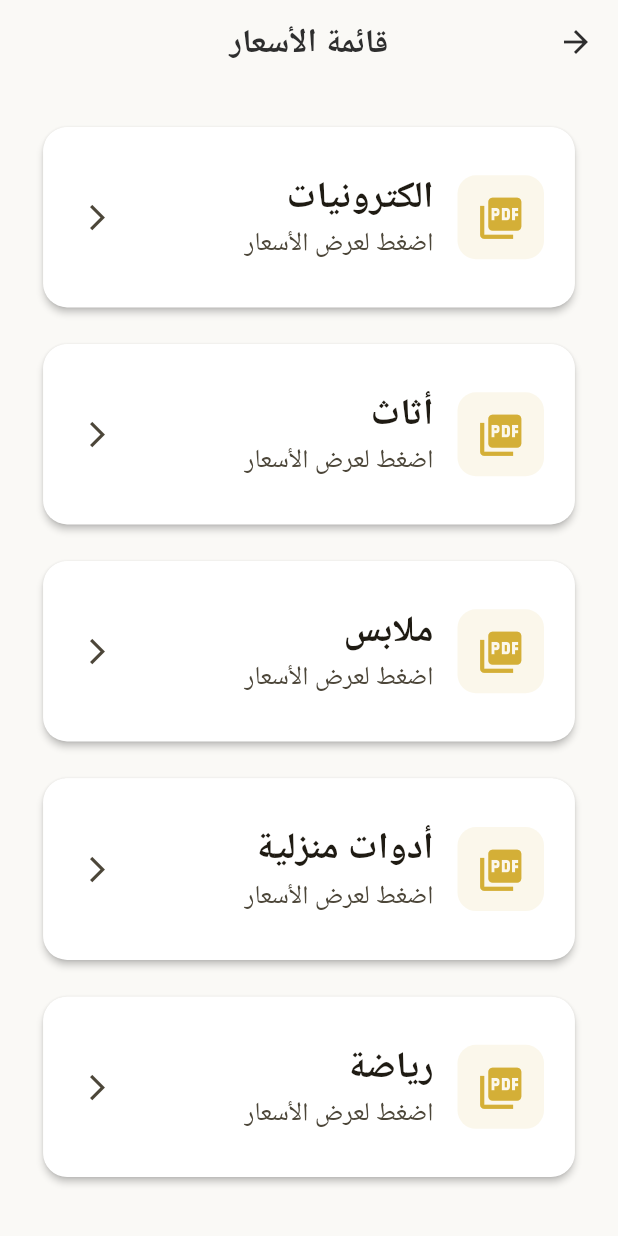
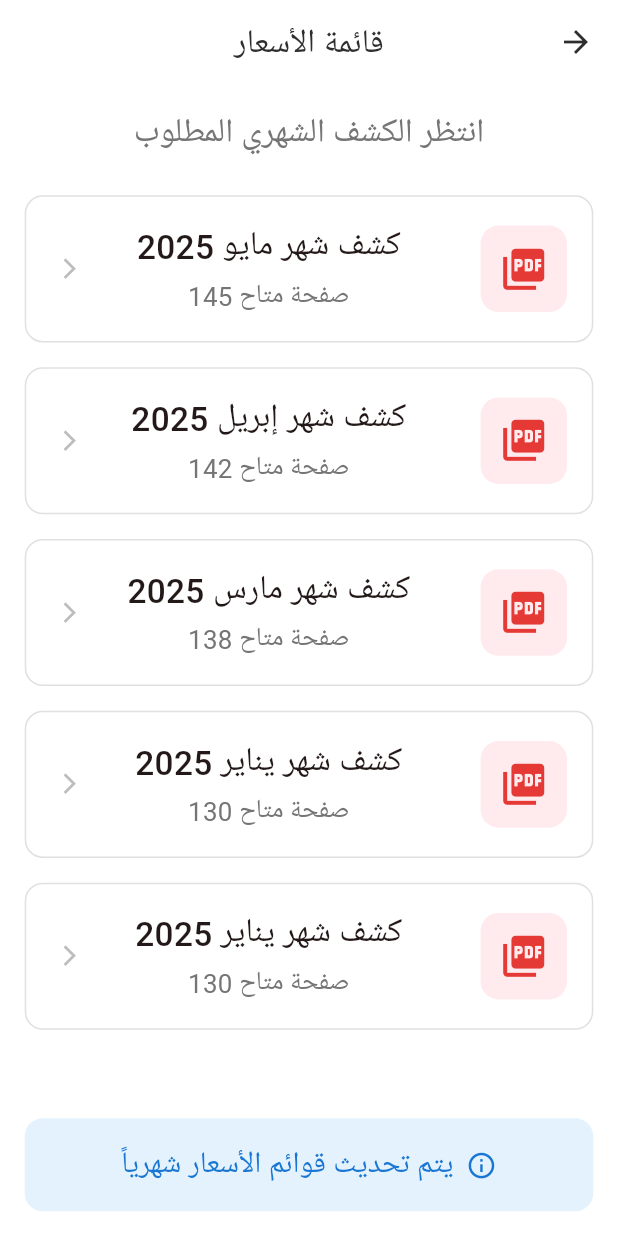
Before and after one commit to salah-rafat80/pricehup, a Flutter app: the PriceListScreen screen opened directly, on a phone screen of 412 x 824 dp. Run offline on Flutter 3.47's test engine with Material 3 defaults, Android fonts, the phone set to English and light mode, and no system bars; our stand-ins replace flutter_riverpod, get_it; missing offline and left inert: syncfusion_flutter_pdfviewer; Roboto replaces fonts that are missing (Cairo).

Commit message:
update app theme colors and improve UI consistency across screens

```diff
--- a/lib/features/home/data/datasources/category_local_data_source.dart
+++ b/lib/features/home/data/datasources/category_local_data_source.dart
@@ -19,27 +19,27 @@ class CategoryLocalDataSourceImpl implements CategoryLocalDataSource {
     return const [
       Category(
         id: '1',
-        name: 'الكترونيات',
+        name: 'كشف شهر مايو 2025',
         pdfAssetPath: pdfUrl,
       ),
       Category(
         id: '2',
-        name: 'أثاث',
+        name: 'كشف شهر إبريل 2025',
         pdfAssetPath: pdfUrl,
       ),
       Category(
         id: '3',
-        name: 'ملابس',
+        name: 'كشف شهر مارس 2025',
         pdfAssetPath: pdfUrl,
       ),
       Category(
         id: '4',
-        name: 'أدوات منزلية',
+        name: 'كشف شهر يناير 2025',
         pdfAssetPath: pdfUrl,
       ),
       Category(
         id: '5',
-        name: 'رياضة',
+        name: 'كشف شهر يناير 2025',
         pdfAssetPath: pdfUrl,
       ),
     ];
--- a/lib/features/home/presentation/screens/pdf_viewer_screen.dart
+++ b/lib/features/home/presentation/screens/pdf_viewer_screen.dart
@@ -155,7 +155,7 @@ class _PdfViewerScreenState extends State<PdfViewerScreen> {
                                 SizedBox(height: SizeConfig.h(2)),
                                 Text(
                                   'جاري تحميل الملف...',
-                                  style: TextStyle(fontSize: SizeConfig.sp(4.5)),
+                                  style: TextStyle(fontSize: SizeConfig.sp(8)),
                                 ),
                               ],
                             ),
--- a/lib/features/home/presentation/screens/price_list_screen.dart
+++ b/lib/features/home/presentation/screens/price_list_screen.dart
@@ -12,28 +12,33 @@ class PriceListScreen extends ConsumerWidget {
   Widget build(BuildContext context, WidgetRef ref) {
     SizeConfig.init(context);
     final homeState = ref.watch(homeViewModelProvider);
-    final isLandscape =
-        MediaQuery.of(context).orientation == Orientation.landscape;
 
     return Directionality(
       textDirection: TextDirection.rtl,
       child: Scaffold(
         appBar: AppBar(title: const Text('قائمة الأسعار')),
         body: SafeArea(
-          child: LayoutBuilder(
-            builder: (context, constraints) {
-              if (homeState.isLoading) {
-                return const Center(child: CircularProgressIndicator());
-              }
+          child: Column(
+            children: [
+              // Title at the top
+              Padding(
+                padding: EdgeInsets.all(SizeConfig.w(4)),
+                child: Text(
+                  'انتظر الكشف الشهري المطلوب',
+                  style: TextStyle(
+                    fontSize: SizeConfig.sp(9),
+                    fontWeight: FontWeight.w500,
+                    color: Colors.grey[600],
+                  ),
+                ),
+              ),
 
-              if (homeState.error != null) {
-                return SingleChildScrollView(
-                  physics: const BouncingScrollPhysics(),
-                  child: ConstrainedBox(
-                    constraints: BoxConstraints(
-                      minHeight: constraints.maxHeight,
-                    ),
-                    child: Center(
+              // List of monthly reports
+              Expanded(
+                child: homeState.isLoading
+                    ? const Center(child: CircularProgressIndicator())
+                    : homeState.error != null
+                        ? Center(
                             child: Padding(
                               padding: EdgeInsets.all(SizeConfig.w(6)),
                               child: Column(
@@ -41,103 +46,78 @@ class PriceListScreen extends ConsumerWidget {
                                 children: [
                                   Icon(
                                     Icons.error_outline,
-                              size: isLandscape
-                                  ? SizeConfig.w(8)
-                                  : SizeConfig.w(14),
+                                    size: SizeConfig.w(14),
                                     color: Colors.red,
                                   ),
                                   SizedBox(height: SizeConfig.h(2)),
                                   Text(
                                     homeState.error!,
                                     textAlign: TextAlign.center,
-                              style: TextStyle(fontSize: SizeConfig.sp(4.5)),
+                                    style: TextStyle(fontSize: SizeConfig.sp(8)),
                                   ),
                                   SizedBox(height: SizeConfig.h(2)),
                                   ElevatedButton(
-                              style: ElevatedButton.styleFrom(
-                                padding: EdgeInsets.symmetric(
-                                  vertical: SizeConfig.h(2),
-                                  horizontal: SizeConfig.w(6),
-                                ),
-                              ),
                                     onPressed: () => ref
                                         .read(homeViewModelProvider.notifier)
                                         .loadCategories(),
-                              child: Text(
-                                'إعادة المحاولة',
-                                style: TextStyle(fontSize: SizeConfig.sp(4.5)),
+                                    child: Text('إعادة المحاولة'),
+                                  ),
+                                ],
+                              ),
+                            ),
+                          )
+                        : ListView.separated(
+                            padding: EdgeInsets.symmetric(
+                              horizontal: SizeConfig.w(4),
+                              vertical: SizeConfig.h(1),
+                            ),
+                            itemCount: homeState.categories.length,
+                            separatorBuilder: (_, __) =>
+                                SizedBox(height: SizeConfig.h(2)),
+                            itemBuilder: (context, index) {
+                              final category = homeState.categories[index];
+                              return _buildMonthlyReportCard(context, category);
+                            },
+                          ),
+              ),
+
+              // Bottom notice
+              Container(
+                margin: EdgeInsets.all(SizeConfig.w(4)),
+                padding: EdgeInsets.all(SizeConfig.w(4)),
+                decoration: BoxDecoration(
+                  color: Colors.blue[50],
+                  borderRadius: BorderRadius.circular(12),
+                ),
+                child: Row(
+                  mainAxisAlignment: MainAxisAlignment.center,
+                  children: [
+                    Icon(
+                      Icons.info_outline,
+                      color: Colors.blue[700],
+                      size: SizeConfig.w(5),
+                    ),
+                    SizedBox(width: SizeConfig.w(2)),
+                    Text(
+                      'يتم تحديث قوائم الأسعار شهرياً',
+                      style: TextStyle(
+                        fontSize: SizeConfig.sp(8),
+                        color: Colors.blue[700],
+                        fontWeight: FontWeight.w500,
+                      ),
+                    ),
+                  ],
                 ),
               ),
             ],
           ),
         ),
       ),
-                  ),
     );
   }
 
-              if (homeState.categories.isEmpty) {
-                return Center(
-                  child: Text(
-                    'لا توجد فئات متاحة',
-                    style: TextStyle(fontSize: SizeConfig.sp(5)),
-                  ),
-                );
-              }
-
-              // استخدم ListView دائمًا بدل GridView
-              return ListView.separated(
-                padding: EdgeInsets.all(SizeConfig.w(6)),
-                itemCount: homeState.categories.length,
-                separatorBuilder: (_, __) => SizedBox(height: SizeConfig.h(2)),
-                itemBuilder: (context, index) {
-                  final category = homeState.categories[index];
-                  return _buildCategoryCard(
-                    context,
-                    category,
-                    isLandscape,
-                  );
-                },
-              );
-            },
-          ),
-        ),
-      ),
-    );
-  }
-
-  Widget _buildCategoryCard(BuildContext context, category, bool isLandscape) {
-    return Card(
-      child: ListTile(
-        contentPadding: EdgeInsets.symmetric(
-          horizontal: SizeConfig.w(5),
-          vertical: isLandscape ? SizeConfig.h(1.5) : SizeConfig.h(2.5),
-        ),
-        leading: Container(
-          padding: EdgeInsets.all(SizeConfig.w(3)),
-          decoration: BoxDecoration(
-
-            color: const Color(0xFFD4AF37).withValues(alpha: 0.1),
-            borderRadius: BorderRadius.circular(SizeConfig.w(3)),
-          ),
-          child: Icon(
-            Icons.picture_as_pdf,
-            color: const Color(0xFFD4AF37),
-            size: isLandscape ? SizeConfig.w(6) : SizeConfig.w(8),
-          ),
-        ),
-        title: Text(
-          category.name,
-          style: TextStyle(
-            fontWeight: FontWeight.bold,
-            fontSize: SizeConfig.sp(10),
-          ),
-        ),
-        subtitle: Text(
-          'اضغط لعرض الأسعار',
-          style: TextStyle(fontSize: SizeConfig.sp(7)),
-        ),
-        trailing: Icon(Icons.arrow_back_ios, size: SizeConfig.w(5)),
+  Widget _buildMonthlyReportCard(BuildContext context, category) {
+    return InkWell(
       onTap: () {
         Navigator.push(
           context,
@@ -149,7 +129,79 @@ class PriceListScreen extends ConsumerWidget {
           ),
         );
       },
+      borderRadius: BorderRadius.circular(12),
+      child: Container(
+        padding: EdgeInsets.all(SizeConfig.w(4)),
+        decoration: BoxDecoration(
+          color: Colors.white,
+          borderRadius: BorderRadius.circular(12),
+          border: Border.all(color: Colors.grey[300]!),
+        ),
+        child: Row(
+          children: [
+            // PDF Icon with red background
+            Container(
+              padding: EdgeInsets.all(SizeConfig.w(3)),
+              decoration: BoxDecoration(
+                color: Colors.red[50],
+                borderRadius: BorderRadius.circular(12),
+              ),
+              child: Icon(
+                Icons.picture_as_pdf,
+                color: Colors.red[600],
+                size: SizeConfig.w(8),
+              ),
+            ),
+            SizedBox(width: SizeConfig.w(3)),
+
+            // Title and subtitle
+            Expanded(
+              child: Column(
+                // crossAxisAlignment: CrossAxisAlignment.end,
+                children: [
+                  Text(
+                    category.name,
+                    style: TextStyle(
+                      fontSize: SizeConfig.sp(9),
+                      fontWeight: FontWeight.w500,
+                    ),
+                    textAlign: TextAlign.right,
+                  ),
+                  SizedBox(height: SizeConfig.h(0.5)),
+                  Text(
+                    'صفحة متاح ${_getPageCount(category.name)}',
+                    style: TextStyle(
+                      fontSize: SizeConfig.sp(7),
+                      color: Colors.grey[600],
+                    ),
+                    textAlign: TextAlign.right,
+                  ),
+                ],
+              ),
+            ),
+
+            // Arrow icon
+            Icon(
+              Icons.arrow_back_ios,
+              size: SizeConfig.w(4),
+              color: Colors.grey[400],
+            ),
+          ],
+        ),
       ),
     );
   }
+
+  // Helper method to simulate page counts (you can replace with actual data)
+  String _getPageCount(String categoryName) {
+    // This is just a placeholder - replace with actual page counts from your data
+    final counts = {
+      'كشف شهر مايو 2025': '145',
+      'كشف شهر إبريل 2025': '142',
+      'كشف شهر مارس 2025': '138',
+      'كشف شهر فبراير 2025': '135',
+      'كشف شهر يناير 2025': '130',
+    };
+    return counts[categoryName] ?? '100';
   }
+}
--- a/pubspec.yaml
+++ b/pubspec.yaml
@@ -64,6 +64,7 @@ flutter:
   # To add assets to your application, add an assets section, like this:
   assets:
     - assets/pdfs/
+    - assets/Image (FAP Logo).png
 
   # An image asset can refer to one or more resolution-specific "variants", see
   # https://flutter.dev/to/resolution-aware-images
@@ -83,5 +84,6 @@ flutter:
         - asset: assets/fonts/Cairo-Bold.ttf
           weight: 700
 
+
   # For details regarding fonts from package dependencies,
   # see https://flutter.dev/to/font-from-package
```
Also changed, not shown: lib/core/constants/app_theme.dart (+21 -21 lines), lib/features/auth/presentation/screens/login_screen.dart (+78 -36 lines), lib/features/auth/presentation/screens/otp_screen.dart (+44 -19 lines), lib/features/home/presentation/screens/home_screen.dart (+115 -47 lines). Lines whose indentation alone changed are shown as unchanged.
